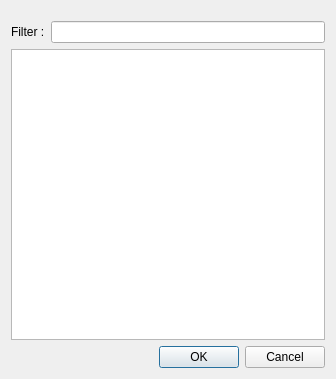
The window that resources/ui/add_application.ui (Houston4444/RaySession) describes before a commit, drawn with Qt 5.
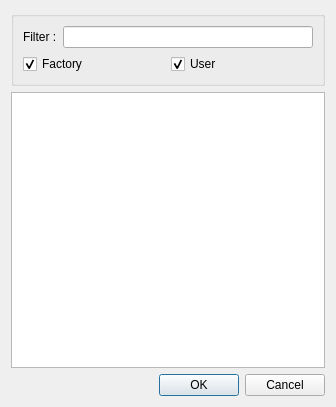
The same window after the commit. Custom widgets are drawn as their Qt base class.

```diff
--- a/resources/ui/add_application.ui
+++ b/resources/ui/add_application.ui
@@ -10,7 +10,7 @@
     <x>0</x>
     <y>0</y>
     <width>336</width>
-    <height>379</height>
+    <height>407</height>
    </rect>
   </property>
   <property name="windowTitle">
@@ -21,21 +21,11 @@
   </property>
   <layout class="QVBoxLayout" name="verticalLayout">
    <item>
-    <spacer name="verticalSpacer">
-     <property name="orientation">
-      <enum>Qt::Vertical</enum>
+    <widget class="QGroupBox" name="groupBox">
+     <property name="title">
+      <string/>
      </property>
-     <property name="sizeType">
-      <enum>QSizePolicy::Fixed</enum>
-     </property>
-     <property name="sizeHint" stdset="0">
-      <size>
-       <width>20</width>
-       <height>10</height>
-      </size>
-     </property>
-    </spacer>
-   </item>
+     <layout class="QVBoxLayout" name="verticalLayout_3">
    <item>
     <layout class="QHBoxLayout" name="horizontalLayout_2">
      <item>
@@ -49,6 +39,36 @@
       <widget class="OpenSessionFilterBar" name="filterBar"/>
      </item>
     </layout>
+      </item>
+      <item>
+       <layout class="QHBoxLayout" name="horizontalLayout">
+        <item>
+         <widget class="QCheckBox" name="checkBoxFactory">
+          <property name="layoutDirection">
+           <enum>Qt::LeftToRight</enum>
+          </property>
+          <property name="text">
+           <string>Factory</string>
+          </property>
+          <property name="checked">
+           <bool>true</bool>
+          </property>
+         </widget>
+        </item>
+        <item>
+         <widget class="QCheckBox" name="checkBoxUser">
+          <property name="text">
+           <string>User</string>
+          </property>
+          <property name="checked">
+           <bool>true</bool>
+          </property>
+         </widget>
+        </item>
+       </layout>
+      </item>
+     </layout>
+    </widget>
    </item>
    <item>
     <widget class="QListWidget" name="templateList">
```
Lines whose indentation alone changed are shown as unchanged.
